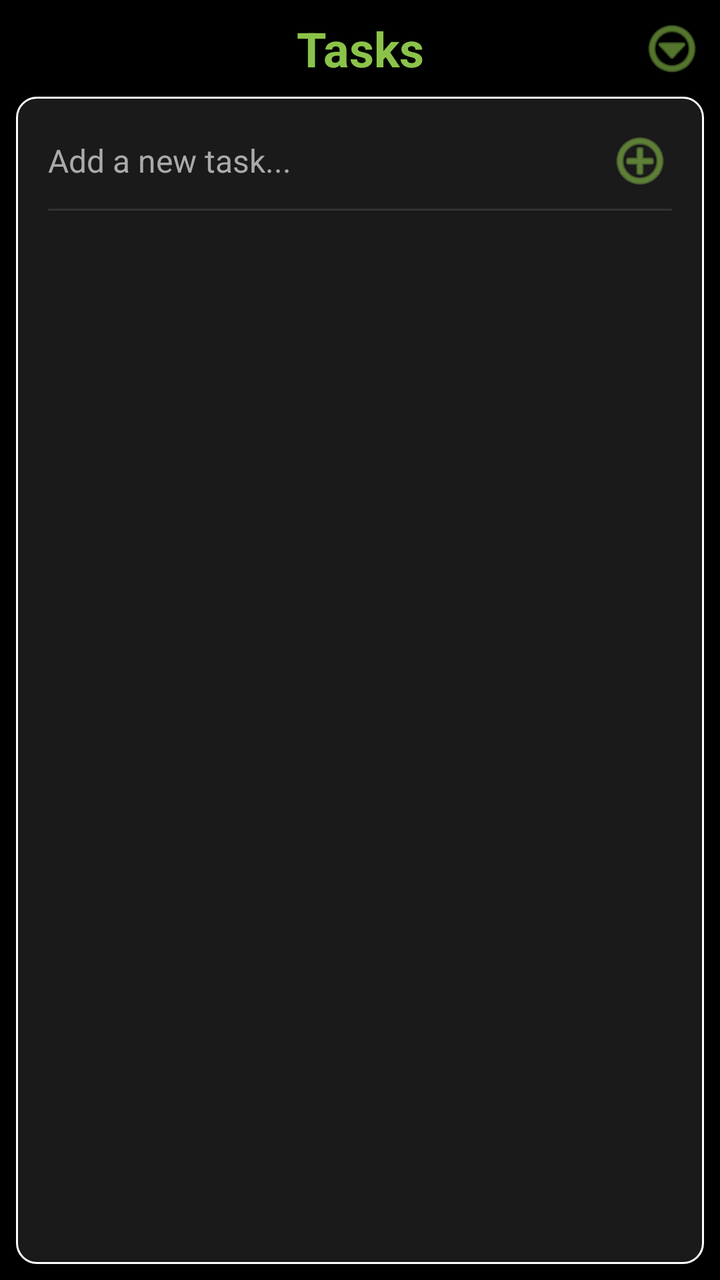
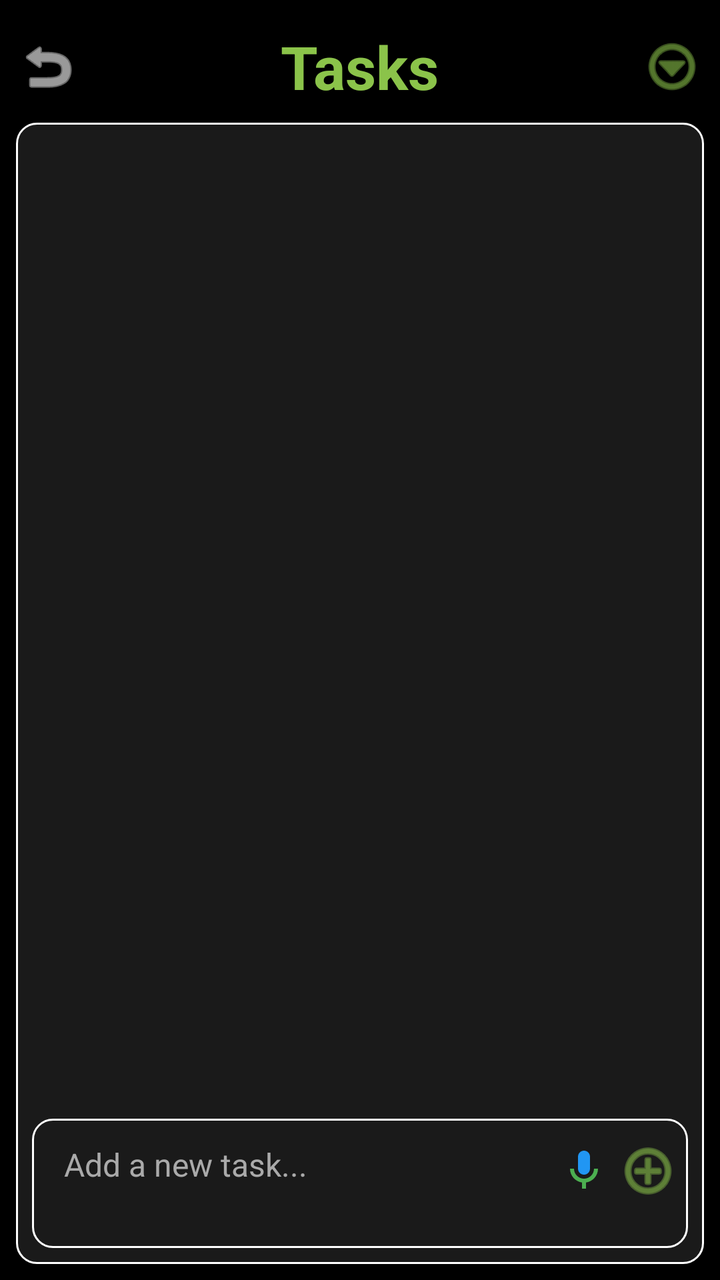

Screens rendered from an Android XML layout before and after an edit, with the pre-edit source and the edit as a unified diff.
<!-- AndroidManifest.xml: activity theme Theme.MyCalendar2026SAR -->
<!-- res/layout/activity_task.xml -->
<?xml version="1.0" encoding="utf-8"?>
<androidx.constraintlayout.widget.ConstraintLayout xmlns:android="http://schemas.android.com/apk/res/android"
    xmlns:app="http://schemas.android.com/apk/res-auto"
    xmlns:tools="http://schemas.android.com/tools"
    android:layout_width="match_parent"
    android:layout_height="match_parent"
    android:background="@color/black">

    <androidx.constraintlayout.widget.ConstraintLayout
        android:id="@+id/taskHeader"
        android:layout_width="match_parent"
        android:layout_height="wrap_content"
        android:padding="8dp"
        app:layout_constraintTop_toTopOf="parent">

        <TextView
            android:id="@+id/taskTitle"
            android:layout_width="wrap_content"
            android:layout_height="wrap_content"
            android:text="Tasks"
            android:textColor="@color/light_green"
            android:textSize="24sp"
            android:textStyle="bold"
            app:layout_constraintBottom_toBottomOf="parent"
            app:layout_constraintEnd_toEndOf="parent"
            app:layout_constraintStart_toStartOf="parent"
            app:layout_constraintTop_toTopOf="parent" />

        <LinearLayout
            android:layout_width="wrap_content"
            android:layout_height="wrap_content"
            android:gravity="center_vertical"
            android:orientation="horizontal"
            app:layout_constraintBottom_toBottomOf="parent"
            app:layout_constraintEnd_toEndOf="parent"
            app:layout_constraintTop_toTopOf="parent">

            <ImageButton
                android:id="@+id/taskMenuButton"
                android:layout_width="32dp"
                android:layout_height="32dp"
                android:background="?attr/selectableItemBackgroundBorderless"
                android:src="@android:drawable/ic_menu_more"
                app:tint="@color/light_green" />
        </LinearLayout>

    </androidx.constraintlayout.widget.ConstraintLayout>

    <LinearLayout
        android:layout_width="match_parent"
        android:layout_height="0dp"
        android:layout_marginStart="8dp"
        android:layout_marginEnd="8dp"
        android:layout_marginBottom="8dp"
        android:layout_marginTop="0dp"
        android:background="@drawable/summary_border"
        android:orientation="vertical"
        android:padding="8dp"
        app:layout_constraintBottom_toBottomOf="parent"
        app:layout_constraintTop_toBottomOf="@id/taskHeader">

        <LinearLayout
            android:layout_width="match_parent"
            android:layout_height="wrap_content"
            android:orientation="horizontal"
            android:gravity="center_vertical"
            android:padding="8dp">

            <EditText
                android:id="@+id/taskInput"
                android:layout_width="0dp"
                android:layout_height="wrap_content"
                android:layout_weight="1"
                android:background="@null"
                android:hint="Add a new task..."
                android:textColor="@color/white"
                android:textColorHint="#AAAAAA"
                android:textSize="16sp" />

            <ImageButton
                android:id="@+id/addTaskButton"
                android:layout_width="32dp"
                android:layout_height="32dp"
                android:background="?attr/selectableItemBackgroundBorderless"
                android:src="@android:drawable/ic_menu_add"
                app:tint="@color/light_green" />
        </LinearLayout>

        <View
            android:layout_width="match_parent"
            android:layout_height="1dp"
            android:background="#333333"
            android:layout_marginHorizontal="8dp" />

        <androidx.recyclerview.widget.RecyclerView
            android:id="@+id/taskRecyclerView"
            android:layout_width="match_parent"
            android:layout_height="match_parent"
            android:layout_marginTop="8dp"
            tools:listitem="@layout/item_task" />

    </LinearLayout>

</androidx.constraintlayout.widget.ConstraintLayout>
<!-- res/layout/item_task.xml (included above) -->
<?xml version="1.0" encoding="utf-8"?>
<LinearLayout xmlns:android="http://schemas.android.com/apk/res/android"
    android:layout_width="match_parent"
    android:layout_height="wrap_content"
    android:gravity="center_vertical"
    android:orientation="horizontal"
    android:padding="2dp">

    <CheckBox
        android:id="@+id/taskCheckBox"
        android:layout_width="wrap_content"
        android:layout_height="wrap_content"
        android:buttonTint="@color/light_green" />

    <TextView
        android:id="@+id/taskText"
        android:layout_width="0dp"
        android:layout_height="wrap_content"
        android:layout_weight="1"
        android:layout_marginStart="8dp"
        android:textColor="@color/white"
        android:textSize="16sp" />

    <ImageButton
        android:id="@+id/deleteTaskButton"
        android:layout_width="32dp"
        android:layout_height="32dp"
        android:background="?attr/selectableItemBackgroundBorderless"
        android:contentDescription="Delete Task"
        android:src="@android:drawable/ic_menu_delete"
        android:visibility="gone"
        app:tint="@color/expense_red"
        xmlns:app="http://schemas.android.com/apk/res-auto" />

</LinearLayout>
<!-- resources referenced by this layout -->
<resources>
  <color name="black">#FF000000</color>
  <color name="expense_red">#FF5252</color>
  <color name="light_green">#8BC34A</color>
  <color name="white">#FFFFFFFF</color>
  <!-- drawable summary_border (drawable) -->
  <?xml version="1.0" encoding="utf-8"?>
  <shape xmlns:android="http://schemas.android.com/apk/res/android">
      <solid android:color="@color/card_dark" />
      <stroke
          android:width="1dp"
          android:color="@color/white" />
      <corners android:radius="10dp" />
  </shape>
  <style name="Theme.MyCalendar2026SAR" parent="Theme.MaterialComponents.DayNight.NoActionBar">
          
          <item name="colorPrimary">@color/purple_500</item>
          <item name="colorPrimaryVariant">@color/purple_700</item>
          <item name="colorOnPrimary">@color/white</item>
          
          <item name="colorSecondary">@color/teal_200</item>
          <item name="colorSecondaryVariant">@color/teal_700</item>
          <item name="colorOnSecondary">@color/black</item>
          
          <item name="android:statusBarColor">?attr/colorPrimaryVariant</item>
  
          
          <item name="materialAlertDialogTheme">@style/CustomAlertDialogTheme</item>
          <item name="alertDialogTheme">@style/CustomAlertDialogTheme</item>
      </style>
  <color name="card_dark">#1A1A1A</color>
  <color name="purple_500">#FF6200EE</color>
  <color name="purple_700">#FF3700B3</color>
  <color name="teal_200">#FF03DAC5</color>
  <color name="teal_700">#FF018786</color>
  <style name="CustomAlertDialogTheme" parent="ThemeOverlay.MaterialComponents.MaterialAlertDialog">
          <item name="colorPrimary">@color/light_green</item>
          <item name="colorAccent">@color/light_green</item>
          <item name="colorSecondary">@color/light_green</item>
          <item name="android:textColorPrimary">@color/white</item>
          
          <item name="buttonBarPositiveButtonStyle">@style/GreenButtonStyle</item>
          <item name="buttonBarNegativeButtonStyle">@style/GreenButtonStyle</item>
          <item name="buttonBarNeutralButtonStyle">@style/GreenButtonStyle</item>
      </style>
  <style name="GreenButtonStyle" parent="Widget.MaterialComponents.Button.TextButton">
          <item name="android:textColor">@color/light_green</item>
      </style>
</resources>

<!-- the commit's change to res/layout/activity_task.xml (unified diff, before → after) -->
@@ -10,8 +10,31 @@
         android:id="@+id/taskHeader"
         android:layout_width="match_parent"
         android:layout_height="wrap_content"
+        android:layout_marginTop="5dp"
         android:padding="8dp"
         app:layout_constraintTop_toTopOf="parent">
+
+        <ImageButton
+            android:id="@+id/taskBackButton"
+            android:layout_width="32dp"
+            android:layout_height="32dp"
+            android:background="?attr/selectableItemBackgroundBorderless"
+            android:src="@android:drawable/ic_menu_revert"
+            app:layout_constraintBottom_toBottomOf="parent"
+            app:layout_constraintStart_toStartOf="parent"
+            app:layout_constraintTop_toTopOf="parent"
+            app:tint="@color/white" />
+
+        <LinearLayout
+            android:id="@+id/taskLogoContainer"
+            android:layout_width="wrap_content"
+            android:layout_height="wrap_content"
+            android:layout_marginStart="8dp"
+            android:gravity="center_vertical"
+            android:orientation="horizontal"
+            app:layout_constraintBottom_toBottomOf="parent"
+            app:layout_constraintStart_toEndOf="@id/taskBackButton"
+            app:layout_constraintTop_toTopOf="parent"/>
 
         <TextView
             android:id="@+id/taskTitle"
@@ -19,30 +42,23 @@
             android:layout_height="wrap_content"
             android:text="Tasks"
             android:textColor="@color/light_green"
-            android:textSize="24sp"
+            android:textSize="30sp"
             android:textStyle="bold"
             app:layout_constraintBottom_toBottomOf="parent"
             app:layout_constraintEnd_toEndOf="parent"
             app:layout_constraintStart_toStartOf="parent"
             app:layout_constraintTop_toTopOf="parent" />
 
-        <LinearLayout
-            android:layout_width="wrap_content"
-            android:layout_height="wrap_content"
-            android:gravity="center_vertical"
-            android:orientation="horizontal"
+        <ImageButton
+            android:id="@+id/taskMenuButton"
+            android:layout_width="32dp"
+            android:layout_height="32dp"
+            android:background="?attr/selectableItemBackgroundBorderless"
+            android:src="@android:drawable/ic_menu_more"
             app:layout_constraintBottom_toBottomOf="parent"
             app:layout_constraintEnd_toEndOf="parent"
-            app:layout_constraintTop_toTopOf="parent">
-
-            <ImageButton
-                android:id="@+id/taskMenuButton"
-                android:layout_width="32dp"
-                android:layout_height="32dp"
-                android:background="?attr/selectableItemBackgroundBorderless"
-                android:src="@android:drawable/ic_menu_more"
-                app:tint="@color/light_green" />
-        </LinearLayout>
+            app:layout_constraintTop_toTopOf="parent"
+            app:tint="@color/light_green" />
 
     </androidx.constraintlayout.widget.ConstraintLayout>
 
@@ -59,12 +75,21 @@
         app:layout_constraintBottom_toBottomOf="parent"
         app:layout_constraintTop_toBottomOf="@id/taskHeader">
 
+        <androidx.recyclerview.widget.RecyclerView
+            android:id="@+id/taskRecyclerView"
+            android:layout_width="match_parent"
+            android:layout_height="0dp"
+            android:layout_weight="1"
+            tools:listitem="@layout/item_task" />
+
         <LinearLayout
             android:layout_width="match_parent"
             android:layout_height="wrap_content"
+            android:layout_marginTop="8dp"
+            android:background="@drawable/task_input_border"
+            android:gravity="top"
             android:orientation="horizontal"
-            android:gravity="center_vertical"
-            android:padding="8dp">
+            android:padding="4dp">
 
             <EditText
                 android:id="@+id/taskInput"
@@ -72,32 +97,35 @@
                 android:layout_height="wrap_content"
                 android:layout_weight="1"
                 android:background="@null"
+                android:gravity="top"
                 android:hint="Add a new task..."
+                android:minLines="2"
+                android:paddingStart="12dp"
+                android:paddingTop="8dp"
+                android:paddingEnd="8dp"
+                android:paddingBottom="8dp"
                 android:textColor="@color/white"
                 android:textColorHint="#AAAAAA"
                 android:textSize="16sp" />
 
             <ImageButton
+                android:id="@+id/voiceTaskButton"
+                android:layout_width="32dp"
+                android:layout_height="32dp"
+                android:layout_marginTop="6dp"
+                android:background="?attr/selectableItemBackgroundBorderless"
+                android:src="@drawable/ic_menu_voice_note_color"
+                android:contentDescription="Voice Input" />
+
+            <ImageButton
                 android:id="@+id/addTaskButton"
                 android:layout_width="32dp"
                 android:layout_height="32dp"
+                android:layout_marginTop="6dp"
                 android:background="?attr/selectableItemBackgroundBorderless"
                 android:src="@android:drawable/ic_menu_add"
                 app:tint="@color/light_green" />
         </LinearLayout>
-
-        <View
-            android:layout_width="match_parent"
-            android:layout_height="1dp"
-            android:background="#333333"
-            android:layout_marginHorizontal="8dp" />
-
-        <androidx.recyclerview.widget.RecyclerView
-            android:id="@+id/taskRecyclerView"
-            android:layout_width="match_parent"
-            android:layout_height="match_parent"
-            android:layout_marginTop="8dp"
-            tools:listitem="@layout/item_task" />
 
     </LinearLayout>
 
@@ -109,7 +137,7 @@
     android:layout_height="wrap_content"
     android:gravity="center_vertical"
     android:orientation="horizontal"
-    android:padding="2dp">
+    android:padding="0dp">
 
     <CheckBox
         android:id="@+id/taskCheckBox"
<!-- resource entries referenced after the edit -->
@@ -4,7 +4,29 @@
   <color name="expense_red">#FF5252</color>
   <color name="light_green">#8BC34A</color>
   <color name="white">#FFFFFFFF</color>
+  <!-- drawable ic_menu_voice_note_color (drawable) -->
+  <vector xmlns:android="http://schemas.android.com/apk/res/android"
+      android:width="24dp"
+      android:height="24dp"
+      android:viewportWidth="24"
+      android:viewportHeight="24">
+      <path
+          android:fillColor="#2196F3"
+          android:pathData="M12,14c1.66,0 3,-1.34 3,-3V5c0,-1.66 -1.34,-3 -3,-3S9,3.34 9,5v6c0,1.66 1.34,3 3,3z" />
+      <path
+          android:fillColor="#4CAF50"
+          android:pathData="M17,11c0,2.76 -2.24,5 -5,5s-5,-2.24 -5,-5H5c0,3.53 2.61,6.43 6,6.92V21h2v-3.08c3.39,-0.49 6,-3.39 6,-6.92h-2z" />
+  </vector>
   <!-- drawable summary_border (drawable) -->
+  <?xml version="1.0" encoding="utf-8"?>
+  <shape xmlns:android="http://schemas.android.com/apk/res/android">
+      <solid android:color="@color/card_dark" />
+      <stroke
+          android:width="1dp"
+          android:color="@color/white" />
+      <corners android:radius="10dp" />
+  </shape>
+  <!-- drawable task_input_border (drawable) -->
   <?xml version="1.0" encoding="utf-8"?>
   <shape xmlns:android="http://schemas.android.com/apk/res/android">
       <solid android:color="@color/card_dark" />
